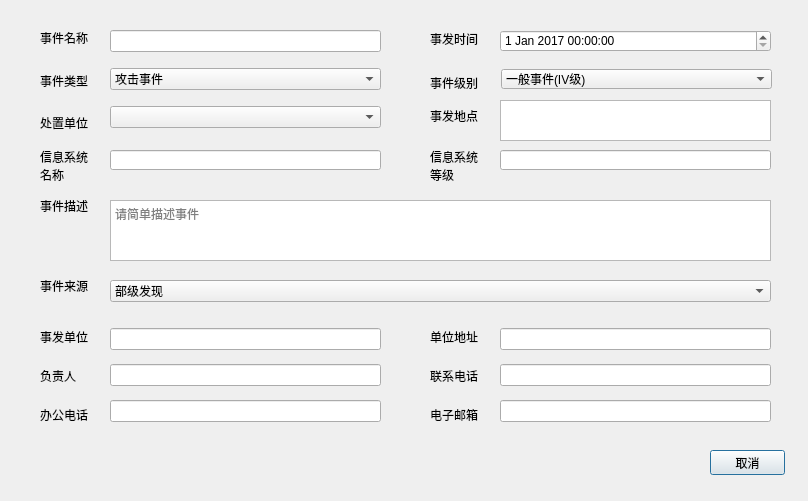
Old version of the form modifydialog.ui in the repository sl5976886/sectool.
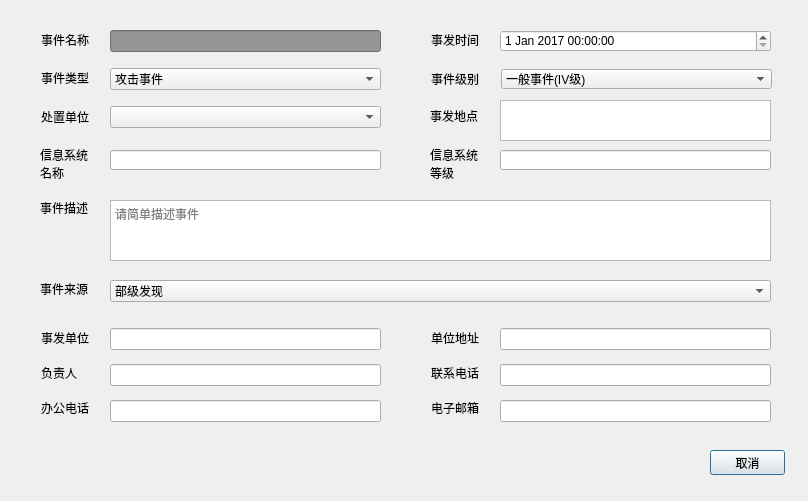
New version of the form. Icons and pictures are not drawn.

What changed in the file:
```diff
--- a/modifydialog.ui
+++ b/modifydialog.ui
@@ -30,7 +30,7 @@
    <property name="geometry">
     <rect>
      <x>40</x>
-     <y>150</y>
+     <y>148</y>
      <width>54</width>
      <height>31</height>
     </rect>
@@ -49,7 +49,7 @@
    <property name="geometry">
     <rect>
      <x>430</x>
-     <y>150</y>
+     <y>148</y>
      <width>54</width>
      <height>31</height>
     </rect>
@@ -68,7 +68,7 @@
    <property name="geometry">
     <rect>
      <x>40</x>
-     <y>200</y>
+     <y>202</y>
      <width>54</width>
      <height>12</height>
     </rect>
@@ -81,7 +81,7 @@
    <property name="geometry">
     <rect>
      <x>40</x>
-     <y>280</y>
+     <y>283</y>
      <width>54</width>
      <height>12</height>
     </rect>
@@ -183,7 +183,7 @@
    <property name="geometry">
     <rect>
      <x>30</x>
-     <y>32</y>
+     <y>36</y>
      <width>8</width>
      <height>8</height>
     </rect>
@@ -202,7 +202,7 @@
    <property name="geometry">
     <rect>
      <x>30</x>
-     <y>75</y>
+     <y>74</y>
      <width>8</width>
      <height>8</height>
     </rect>
@@ -221,7 +221,7 @@
    <property name="geometry">
     <rect>
      <x>30</x>
-     <y>115</y>
+     <y>114</y>
      <width>8</width>
      <height>8</height>
     </rect>
@@ -240,7 +240,7 @@
    <property name="geometry">
     <rect>
      <x>30</x>
-     <y>330</y>
+     <y>334</y>
      <width>8</width>
      <height>8</height>
     </rect>
@@ -267,6 +267,9 @@
    <layout class="QVBoxLayout" name="verticalLayout">
     <item>
      <widget class="QLineEdit" name="nameLineEdit">
+      <property name="styleSheet">
+       <string notr="true">background-color: rgb(150, 150, 150);</string>
+      </property>
       <property name="readOnly">
        <bool>true</bool>
       </property>
@@ -305,98 +308,6 @@
     </item>
    </layout>
   </widget>
-  <widget class="QWidget" name="layoutWidget">
-   <property name="geometry">
-    <rect>
-     <x>40</x>
-     <y>20</y>
-     <width>51</width>
-     <height>121</height>
-    </rect>
-   </property>
-   <layout class="QVBoxLayout" name="verticalLayout_2">
-    <item>
-     <widget class="QLabel" name="label">
-      <property name="text">
-       <string>事件名称</string>
-      </property>
-     </widget>
-    </item>
-    <item>
-     <widget class="QLabel" name="label_2">
-      <property name="text">
-       <string>事件类型</string>
-      </property>
-     </widget>
-    </item>
-    <item>
-     <widget class="QLabel" name="label_3">
-      <property name="text">
-       <string>处置单位</string>
-      </property>
-     </widget>
-    </item>
-   </layout>
-  </widget>
-  <widget class="QWidget" name="layoutWidget">
-   <property name="geometry">
-    <rect>
-     <x>430</x>
-     <y>20</y>
-     <width>50</width>
-     <height>81</height>
-    </rect>
-   </property>
-   <layout class="QVBoxLayout" name="verticalLayout_3">
-    <item>
-     <widget class="QLabel" name="label_4">
-      <property name="text">
-       <string>事发时间</string>
-      </property>
-     </widget>
-    </item>
-    <item>
-     <widget class="QLabel" name="label_5">
-      <property name="text">
-       <string>事件级别</string>
-      </property>
-     </widget>
-    </item>
-   </layout>
-  </widget>
-  <widget class="QWidget" name="layoutWidget">
-   <property name="geometry">
-    <rect>
-     <x>40</x>
-     <y>320</y>
-     <width>50</width>
-     <height>111</height>
-    </rect>
-   </property>
-   <layout class="QVBoxLayout" name="verticalLayout_5">
-    <item>
-     <widget class="QLabel" name="label_11">
-      <property name="text">
-       <string>事发单位</string>
-      </property>
-     </widget>
-    </item>
-    <item>
-     <widget class="QLabel" name="label_13">
-      <property name="text">
-       <string>负责人</string>
-      </property>
-     </widget>
-    </item>
-    <item>
-     <widget class="QLabel" name="label_15">
-      <property name="text">
-       <string>办公电话</string>
-      </property>
-     </widget>
-    </item>
-   </layout>
-  </widget>
   <widget class="QWidget" name="layoutWidget">
    <property name="geometry">
     <rect>
@@ -418,39 +329,6 @@
     </item>
    </layout>
   </widget>
-  <widget class="QWidget" name="layoutWidget">
-   <property name="geometry">
-    <rect>
-     <x>430</x>
-     <y>320</y>
-     <width>50</width>
-     <height>111</height>
-    </rect>
-   </property>
-   <layout class="QVBoxLayout" name="verticalLayout_7">
-    <item>
-     <widget class="QLabel" name="label_12">
-      <property name="text">
-       <string>单位地址</string>
-      </property>
-     </widget>
-    </item>
-    <item>
-     <widget class="QLabel" name="label_14">
-      <property name="text">
-       <string>联系电话</string>
-      </property>
-     </widget>
-    </item>
-    <item>
-     <widget class="QLabel" name="label_16">
-      <property name="text">
-       <string>电子邮箱</string>
-      </property>
-     </widget>
-    </item>
-   </layout>
-  </widget>
   <widget class="QWidget" name="layoutWidget">
    <property name="geometry">
     <rect>
@@ -535,6 +413,149 @@
     </property>
    </item>
   </widget>
+  <widget class="QLabel" name="label_2">
+   <property name="geometry">
+    <rect>
+     <x>41</x>
+     <y>70</y>
+     <width>48</width>
+     <height>16</height>
+    </rect>
+   </property>
+   <property name="text">
+    <string>事件类型</string>
+   </property>
+  </widget>
+  <widget class="QLabel" name="label">
+   <property name="geometry">
+    <rect>
+     <x>41</x>
+     <y>32</y>
+     <width>48</width>
+     <height>16</height>
+    </rect>
+   </property>
+   <property name="text">
+    <string>事件名称</string>
+   </property>
+  </widget>
+  <widget class="QLabel" name="label_3">
+   <property name="geometry">
+    <rect>
+     <x>41</x>
+     <y>109</y>
+     <width>48</width>
+     <height>16</height>
+    </rect>
+   </property>
+   <property name="text">
+    <string>处置单位</string>
+   </property>
+  </widget>
+  <widget class="QLabel" name="label_4">
+   <property name="geometry">
+    <rect>
+     <x>431</x>
+     <y>32</y>
+     <width>48</width>
+     <height>16</height>
+    </rect>
+   </property>
+   <property name="text">
+    <string>事发时间</string>
+   </property>
+  </widget>
+  <widget class="QLabel" name="label_5">
+   <property name="geometry">
+    <rect>
+     <x>431</x>
+     <y>71</y>
+     <width>48</width>
+     <height>16</height>
+    </rect>
+   </property>
+   <property name="text">
+    <string>事件级别</string>
+   </property>
+  </widget>
+  <widget class="QLabel" name="label_11">
+   <property name="geometry">
+    <rect>
+     <x>41</x>
+     <y>330</y>
+     <width>48</width>
+     <height>16</height>
+    </rect>
+   </property>
+   <property name="text">
+    <string>事发单位</string>
+   </property>
+  </widget>
+  <widget class="QLabel" name="label_13">
+   <property name="geometry">
+    <rect>
+     <x>41</x>
+     <y>365</y>
+     <width>36</width>
+     <height>16</height>
+    </rect>
+   </property>
+   <property name="text">
+    <string>负责人</string>
+   </property>
+  </widget>
+  <widget class="QLabel" name="label_15">
+   <property name="geometry">
+    <rect>
+     <x>41</x>
+     <y>400</y>
+     <width>48</width>
+     <height>16</height>
+    </rect>
+   </property>
+   <property name="text">
+    <string>办公电话</string>
+   </property>
+  </widget>
+  <widget class="QLabel" name="label_12">
+   <property name="geometry">
+    <rect>
+     <x>431</x>
+     <y>330</y>
+     <width>48</width>
+     <height>16</height>
+    </rect>
+   </property>
+   <property name="text">
+    <string>单位地址</string>
+   </property>
+  </widget>
+  <widget class="QLabel" name="label_16">
+   <property name="geometry">
+    <rect>
+     <x>431</x>
+     <y>400</y>
+     <width>48</width>
+     <height>16</height>
+    </rect>
+   </property>
+   <property name="text">
+    <string>电子邮箱</string>
+   </property>
+  </widget>
+  <widget class="QLabel" name="label_14">
+   <property name="geometry">
+    <rect>
+     <x>431</x>
+     <y>365</y>
+     <width>48</width>
+     <height>16</height>
+    </rect>
+   </property>
+   <property name="text">
+    <string>联系电话</string>
+   </property>
+  </widget>
   <zorder>jibieComboBox</zorder>
   <zorder>layoutWidget</zorder>
   <zorder>layoutWidget</zorder>
```
